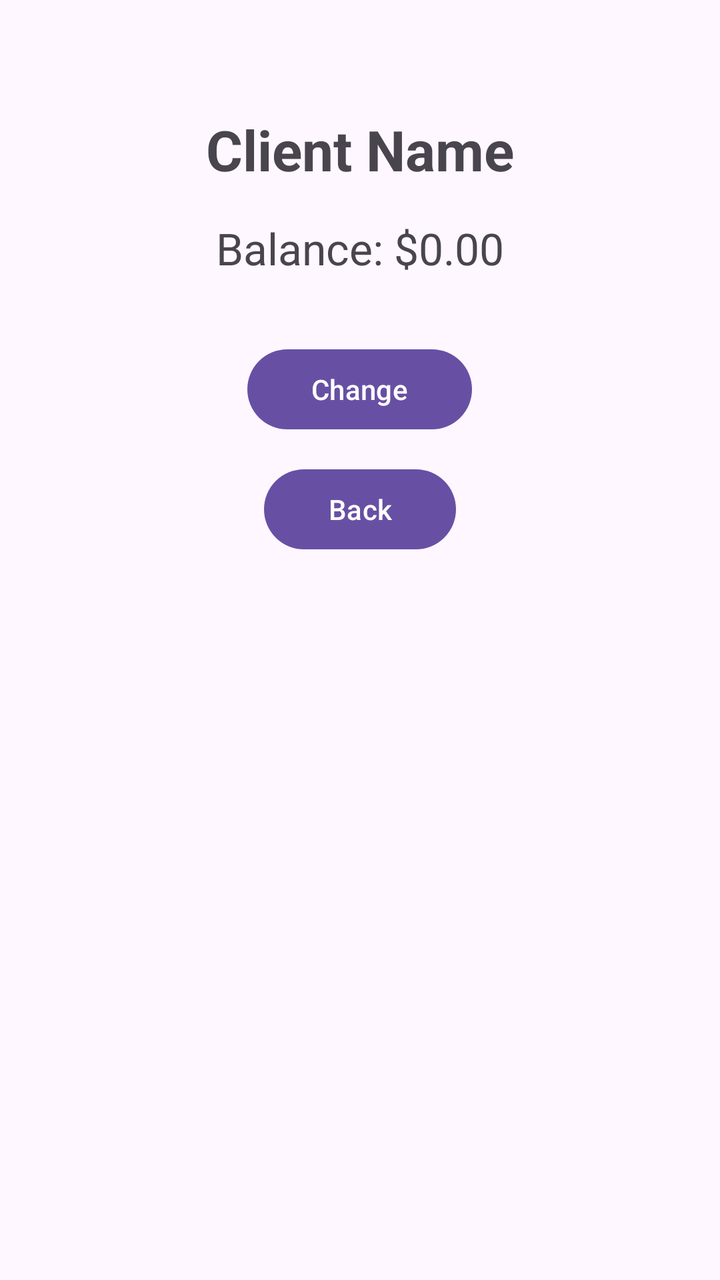
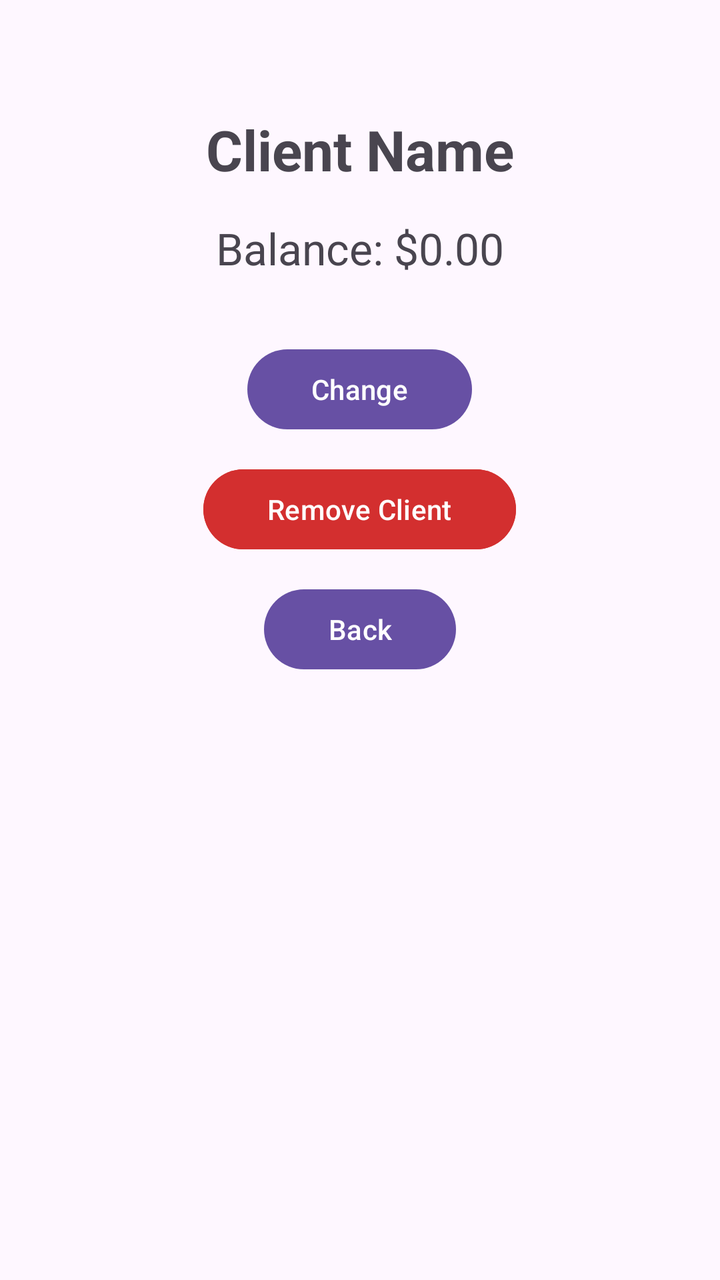

The first picture is an Android layout as it rendered before a commit; the second is the same layout after the commit. The layout source and the unified diff follow.
<!-- AndroidManifest.xml: application theme Theme.Authentication -->
<!-- res/layout/activity_client_details.xml -->
<?xml version="1.0" encoding="utf-8"?>
<LinearLayout xmlns:android="http://schemas.android.com/apk/res/android"
    android:id="@+id/main"
    android:layout_width="match_parent"
    android:layout_height="match_parent"
    android:orientation="vertical"
    android:gravity="center_horizontal"
    android:padding="24dp">

    <TextView
        android:id="@+id/tvDetailName"
        android:layout_width="wrap_content"
        android:layout_height="wrap_content"
        android:text="Client Name"
        android:textSize="28sp"
        android:textStyle="bold"
        android:layout_marginTop="32dp" />

    <TextView
        android:id="@+id/tvDetailBalance"
        android:layout_width="wrap_content"
        android:layout_height="wrap_content"
        android:text="Balance: $0.00"
        android:textSize="22sp"
        android:layout_marginTop="16dp" />

    <Button
        android:id="@+id/btnChange"
        android:layout_width="wrap_content"
        android:layout_height="wrap_content"
        android:text="Change"
        android:layout_marginTop="32dp"
        android:paddingHorizontal="32dp" />

    <Button
        android:id="@+id/btnBackDetail"
        android:layout_width="wrap_content"
        android:layout_height="wrap_content"
        android:text="Back"
        android:layout_marginTop="12dp"
        android:paddingHorizontal="32dp" />

</LinearLayout>
<!-- resources referenced by this layout -->
<resources>
  <style name="Theme.Authentication" parent="Base.Theme.Authentication" />
  <style name="Base.Theme.Authentication" parent="Theme.Material3.DayNight.NoActionBar">
          
          
      </style>
</resources>

<!-- the commit's change to res/layout/activity_client_details.xml (unified diff, before → after) -->
@@ -33,6 +33,16 @@
         android:paddingHorizontal="32dp" />
 
     <Button
+        android:id="@+id/btnRemoveClient"
+        android:layout_width="wrap_content"
+        android:layout_height="wrap_content"
+        android:text="Remove Client"
+        android:backgroundTint="#D32F2F"
+        android:textColor="#FFFFFF"
+        android:layout_marginTop="12dp"
+        android:paddingHorizontal="32dp" />
+
+    <Button
         android:id="@+id/btnBackDetail"
         android:layout_width="wrap_content"
         android:layout_height="wrap_content"
